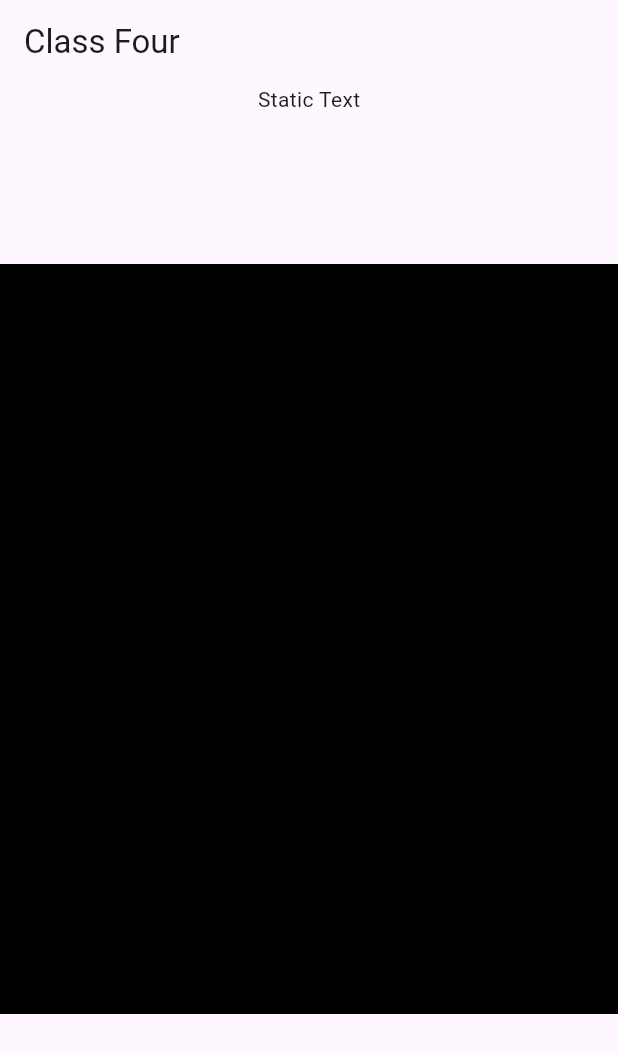
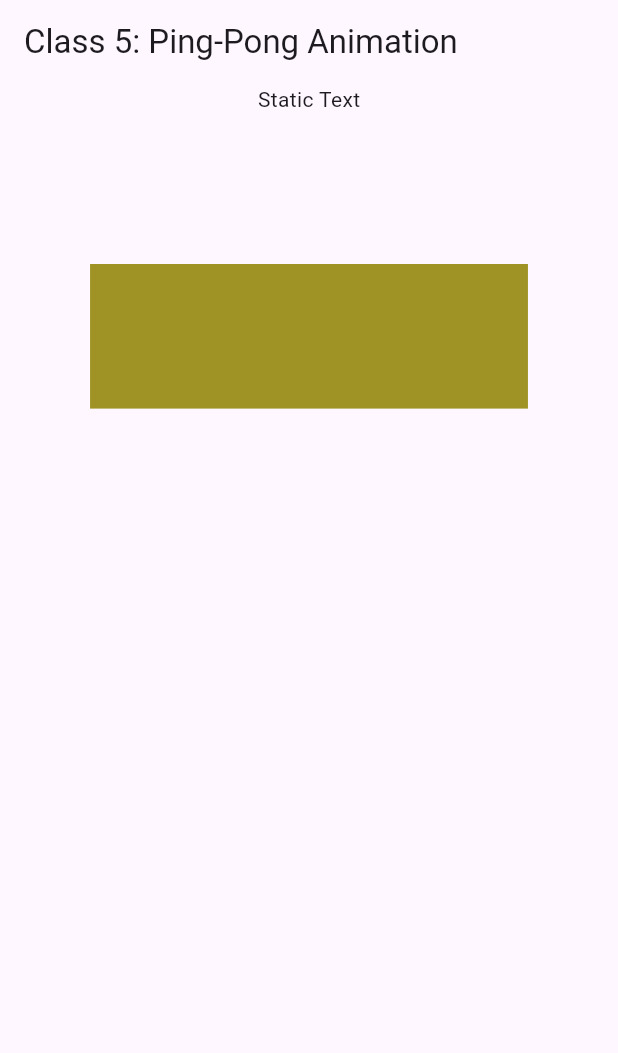
Before and after one commit to abdurrahmanador/flutter_animations, a Flutter app: the screen it shows after launch, on a phone screen of 412 x 824 dp. Shown: the top 1053 px of the screen. Run offline on Flutter 3.47's test engine with Material 3 defaults, Android fonts, the phone set to English and light mode, and no system bars.

Commit message:
Class Five has been completed and README.md has been updated

```diff
--- /dev/null
+++ b/lib/class_five.dart
@@ -0,0 +1,80 @@
+import 'package:flutter/material.dart';
+
+
+class AnimationClassFive extends StatefulWidget {
+  const AnimationClassFive({super.key});
+
+  @override
+  State<AnimationClassFive> createState() => _AnimationClassFiveState();
+}
+
+class _AnimationClassFiveState extends State<AnimationClassFive> with SingleTickerProviderStateMixin{
+
+  late AnimationController _controller;
+  late Animation<double> _heightAnimation;
+  late Animation<double> _widthAnimation;
+  late Animation<Color?> _colorAnimation;
+
+  @override
+  void initState() {
+    super.initState();
+    _controller = AnimationController(
+      vsync: this,
+      duration: Duration(seconds: 2),
+    );
+    _heightAnimation = Tween<double>(
+      begin: 0,
+      end: 500,
+    ).animate(CurvedAnimation(parent: _controller, curve: Curves.easeIn));
+    _widthAnimation = Tween<double>(
+      begin: 0,
+      end: 1000,
+    ).animate(CurvedAnimation(parent: _controller, curve: Curves.easeInOut));
+    _colorAnimation = ColorTween(
+      begin: Colors.yellow,
+      end: Colors.black,
+    ).animate(_controller);
+
+    _controller.addStatusListener((status) {
+      if (status == AnimationStatus.completed) {
+        _controller.reverse();
+      } else if (status == AnimationStatus.dismissed) {
+        _controller.forward();
+      }
+    });
+    _controller.forward();
+  }
+
+  @override
+  void dispose() {
+    _controller.dispose();
+    super.dispose();
+  }
+
+
+
+  @override
+  Widget build(BuildContext context) {
+    return Scaffold(
+      appBar: AppBar(title: Text("Class 5: Ping-Pong Animation")),
+      body: AnimatedBuilder(
+        animation: _controller,
+        child: Text("Static Text"),
+        builder: (context, child) => Center(
+          child: Column(
+            children: [
+              child!,
+              SizedBox(height: 100),
+              Container(
+                width: _widthAnimation.value,
+                height: _heightAnimation.value,
+                color: _colorAnimation.value,
+              ),
+            ],
+          ),
+        ),
+      ),
+    );
+  }
+
+}
--- a/lib/main.dart
+++ b/lib/main.dart
@@ -1,3 +1,4 @@
+import 'package:animations_class_one/class_five.dart';
 import 'package:animations_class_one/class_four.dart';
 import 'package:flutter/material.dart';
 
@@ -21,7 +22,7 @@ class MyApp extends StatelessWidget {
 
         colorScheme: .fromSeed(seedColor: Colors.deepPurple),
       ),
-      home: AnimationClassFour()
+      home: AnimationClassFive()
     );
   }
 }
```
Also changed, not shown: 1 other file.
